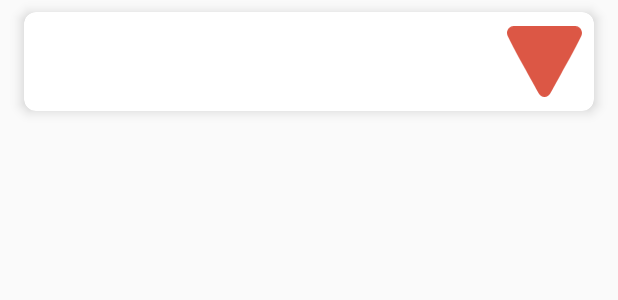
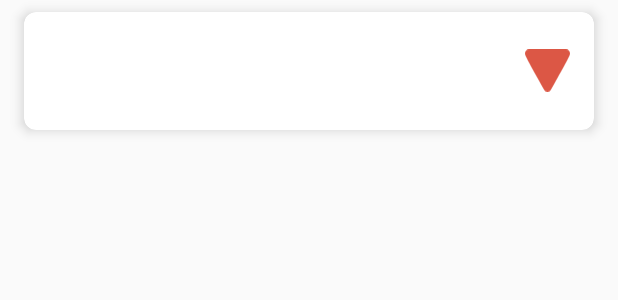
Before and after one commit to AnandSaggam/Sph-Mobile, an Android app: the layout list_item_data_usage.xml on its own in the app's theme, with its tools: preview values and no code run, on a phone screen of 412 x 824 dp. Shown: the top 300 px of the screen. Run offline under Robolectric (Android 15) with nearby library versions, the phone set to English and light mode, and no system bars.

Commit message:
Design xml list item, handle and display dialog on click of image button in list item, impl data binding to display data in list

```diff
--- a/app/build.gradle
+++ b/app/build.gradle
@@ -23,7 +23,9 @@ android {
             proguardFiles getDefaultProguardFile('proguard-android-optimize.txt'), 'proguard-rules.pro'
         }
     }
-
+    dataBinding {
+        enabled = true
+    }
 }
 
 dependencies {
--- a/app/src/main/res/layout/list_item_data_usage.xml
+++ b/app/src/main/res/layout/list_item_data_usage.xml
@@ -1,6 +1,30 @@
 <?xml version="1.0" encoding="utf-8"?>
-<androidx.cardview.widget.CardView xmlns:android="http://schemas.android.com/apk/res/android"
-    xmlns:app="http://schemas.android.com/apk/res-auto"
+<layout xmlns:android="http://schemas.android.com/apk/res/android"
+    xmlns:app="http://schemas.android.com/apk/res-auto">
+
+    <data>
+
+        <import type="android.view.View" />
+
+        <variable
+            name="record"
+            type="com.dlminfosoft.sphmobile.model.YearlyRecord" />
+
+        <variable
+            name="decimal"
+            type="java.text.DecimalFormat" />
+
+        <variable
+            name="listener"
+            type="com.dlminfosoft.sphmobile.adapter.AdapterDataUsage.ClickHandler" />
+
+    </data>
+
+    <RelativeLayout
+        android:layout_width="match_parent"
+        android:layout_height="match_parent">
+
+        <androidx.cardview.widget.CardView
             android:layout_width="match_parent"
             android:layout_height="wrap_content"
             android:layout_marginStart="@dimen/margin_16dp"
@@ -13,23 +37,38 @@
             <RelativeLayout
                 android:layout_width="match_parent"
                 android:layout_height="match_parent"
-        android:padding="@dimen/padding_8dp">
+                android:padding="@dimen/padding_16dp">
 
                 <TextView
                     android:id="@+id/txt_year"
                     android:layout_width="match_parent"
                     android:layout_height="wrap_content"
+                    android:text="@{`Year: `+record.component1()}"
                     android:textColor="@android:color/black"
-            android:textSize="@dimen/text_size_16" />
+                    android:textSize="@dimen/text_size_18sp"
+                    android:textStyle="bold" />
+
+                <TextView
+                    android:id="@+id/txt_total_volume"
+                    android:layout_width="match_parent"
+                    android:layout_height="wrap_content"
+                    android:layout_below="@+id/txt_year"
+                    android:text="@{`Consumed Data Volume: `+decimal.format(record.component3())}"
+                    android:textColor="@android:color/black"
+                    android:textSize="@dimen/text_size_16sp" />
 
                 <ImageView
                     android:id="@+id/img_btn_decrease"
-            android:layout_width="50dp"
-            android:layout_height="50dp"
+                    android:layout_width="@dimen/height_width_30dp"
+                    android:layout_height="@dimen/height_width_30dp"
                     android:layout_alignParentEnd="true"
-            android:background="?android:attr/selectableItemBackground"
+                    android:layout_centerInParent="true"
+                    android:background="?attr/selectableItemBackgroundBorderless"
                     android:contentDescription="@string/decrease_image_content"
-            android:scaleType="fitCenter"
-            android:src="@drawable/ic_toolbar_arrow_down" />
+                    android:onClick="@{() -> listener.test(record)}"
+                    android:src="@drawable/ic_toolbar_arrow_down"
+                    android:visibility="@{record.component4() ? View.VISIBLE : View.GONE}" />
             </RelativeLayout>
         </androidx.cardview.widget.CardView>
+    </RelativeLayout>
+</layout>
--- a/app/src/main/res/values/dimens.xml
+++ b/app/src/main/res/values/dimens.xml
@@ -4,9 +4,10 @@
     <dimen name="padding_8dp">8dp</dimen>
     <dimen name="margin_16dp">16dp</dimen>
     <dimen name="padding_16dp">16dp</dimen>
-
     <dimen name="card_corner_radius">8dp</dimen>
     <dimen name="card_elevation">5dp</dimen>
+    <dimen name="height_width_30dp">30dp</dimen>
+    <dimen name="text_size_16sp">16sp</dimen>
+    <dimen name="text_size_18sp">18sp</dimen>
 
-    <dimen name="text_size_16">16sp</dimen>
 </resources>
--- a/app/src/main/res/values/strings.xml
+++ b/app/src/main/res/values/strings.xml
@@ -6,4 +6,5 @@
     <string name="ok">OK</string>
     <string name="alert_title">Message</string>
     <string name="decrease_image_content">Display decrease data image</string>
+    <string name="message_decrease_volume">has decrease in volume data, consume only</string>
 </resources>
```
Also changed, not shown: app/src/main/java/com/dlminfosoft/sphmobile/activity/MainActivity.kt (+6 -1 lines), app/src/main/java/com/dlminfosoft/sphmobile/adapter/AdapterDataUsage.kt (+23 -23 lines). Lines whose indentation alone changed are shown as unchanged.
